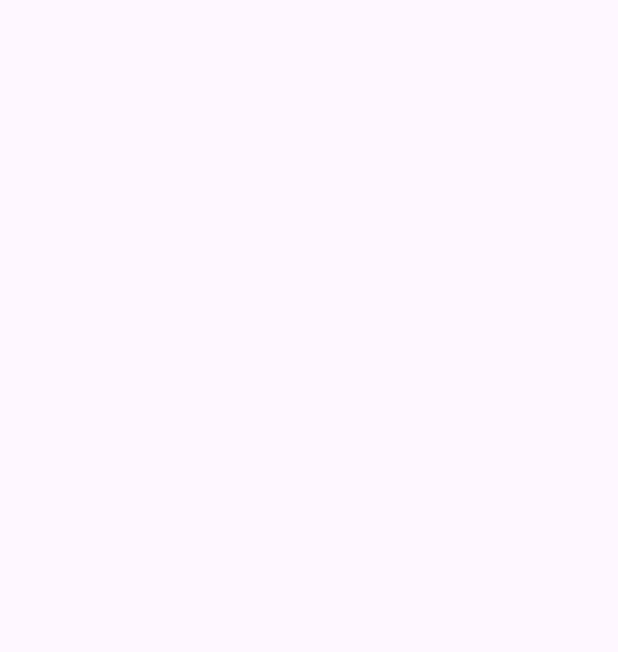
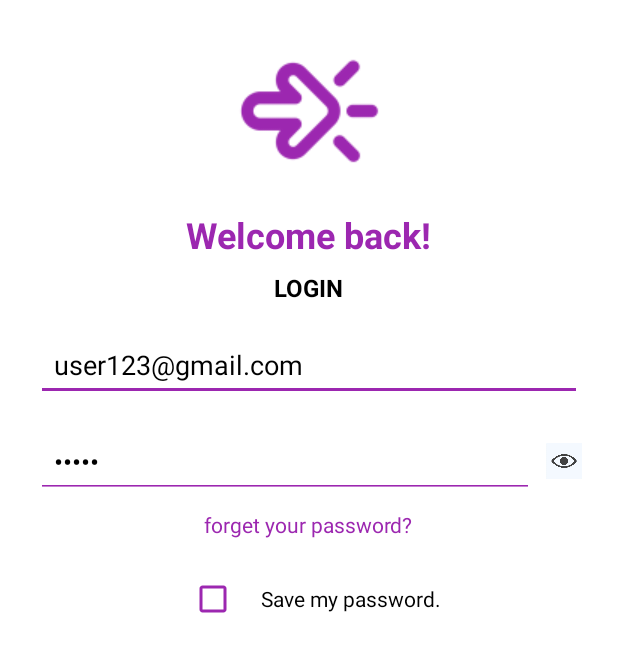
Before and after one commit to dinhminh0307/TikTube, an Android app: the LoginActivity screen opened directly, with no data from a screen before it, on a phone screen of 412 x 824 dp. Before the commit the part shown is empty. Shown: the top 652 px of the screen. Run offline under Robolectric (Android 15) with nearby library versions, the phone set to English and light mode, and no system bars.

Commit message:
feat: ui for the login page

```diff
--- a/app/src/main/java/com/example/tiktube/frontend/login/LoginActivity.java
+++ b/app/src/main/java/com/example/tiktube/frontend/login/LoginActivity.java
@@ -16,10 +16,6 @@ public class LoginActivity extends AppCompatActivity {
         super.onCreate(savedInstanceState);
         EdgeToEdge.enable(this);
         setContentView(R.layout.activity_login);
-        ViewCompat.setOnApplyWindowInsetsListener(findViewById(R.id.main), (v, insets) -> {
-            Insets systemBars = insets.getInsets(WindowInsetsCompat.Type.systemBars());
-            v.setPadding(systemBars.left, systemBars.top, systemBars.right, systemBars.bottom);
-            return insets;
-        });
+
     }
 }
--- a/app/src/main/res/layout/activity_login.xml
+++ b/app/src/main/res/layout/activity_login.xml
@@ -1,11 +1,123 @@
-<?xml version="1.0" encoding="utf-8"?>
-<androidx.constraintlayout.widget.ConstraintLayout
+<ScrollView
     xmlns:android="http://schemas.android.com/apk/res/android"
     xmlns:tools="http://schemas.android.com/tools"
     xmlns:app="http://schemas.android.com/apk/res-auto"
-    android:id="@+id/main"
     android:layout_width="match_parent"
     android:layout_height="match_parent"
+    android:background="@color/white"
     tools:context=".frontend.login.LoginActivity">
 
-  </androidx.constraintlayout.widget.ConstraintLayout>
+  <LinearLayout
+      android:layout_width="match_parent"
+      android:layout_height="wrap_content"
+      android:orientation="vertical"
+      android:gravity="center"
+      android:padding="24dp">
+
+    <!-- Logo -->
+    <ImageView
+        android:id="@+id/logoIcon"
+        android:layout_width="100dp"
+        android:layout_height="100dp"
+        android:src="@drawable/ic_logo"
+    android:tint="@color/purple" />
+
+    <!-- Welcome Back Text -->
+    <TextView
+        android:id="@+id/welcomeText"
+        android:layout_width="wrap_content"
+        android:layout_height="wrap_content"
+        android:text="Welcome back!"
+        android:textSize="24sp"
+        android:textColor="@color/purple"
+        android:layout_marginTop="16dp"
+        android:textStyle="bold" />
+
+    <!-- Login Title -->
+    <TextView
+        android:id="@+id/loginTitle"
+        android:layout_width="wrap_content"
+        android:layout_height="wrap_content"
+        android:text="LOGIN"
+        android:textSize="16sp"
+        android:textColor="@color/black"
+        android:layout_marginTop="8dp"
+        android:textStyle="bold" />
+
+    <!-- Email Input -->
+    <EditText
+        android:id="@+id/emailInput"
+        android:layout_width="match_parent"
+        android:layout_height="wrap_content"
+        android:hint="email"
+        android:inputType="textEmailAddress"
+        android:layout_marginTop="16dp"
+        android:backgroundTint="@color/purple"
+        android:padding="12dp"
+        android:text="user123@gmail.com"
+        android:textColor="@color/black" />
+
+    <!-- Password Input -->
+    <LinearLayout
+        android:layout_width="match_parent"
+        android:layout_height="wrap_content"
+        android:orientation="horizontal"
+        android:gravity="center_vertical"
+        android:layout_marginTop="16dp">
+
+      <EditText
+          android:id="@+id/passwordInput"
+          android:layout_width="0dp"
+          android:layout_weight="1"
+          android:layout_height="wrap_content"
+          android:hint="password"
+          android:inputType="textPassword"
+          android:backgroundTint="@color/purple"
+          android:padding="12dp"
+          android:textColor="@color/black"
+          android:text="•••••" />
+
+      <ImageView
+          android:id="@+id/passwordToggle"
+          android:layout_width="24dp"
+          android:layout_height="24dp"
+          android:src="@drawable/ic_visibility"
+      android:layout_marginStart="8dp" />
+    </LinearLayout>
+
+    <!-- Forgot Password -->
+    <TextView
+        android:id="@+id/forgotPassword"
+        android:layout_width="wrap_content"
+        android:layout_height="wrap_content"
+        android:layout_marginTop="8dp"
+        android:text="forget your password?"
+        android:textColor="@color/purple"
+        android:textSize="14sp" />
+
+    <!-- Save My Password -->
+    <LinearLayout
+        android:layout_width="wrap_content"
+        android:layout_height="wrap_content"
+        android:orientation="horizontal"
+        android:gravity="center_vertical"
+        android:layout_marginTop="16dp">
+
+      <CheckBox
+          android:id="@+id/savePasswordCheckbox"
+          android:layout_width="wrap_content"
+          android:layout_height="wrap_content"
+          android:buttonTint="@color/purple" />
+
+      <TextView
+          android:id="@+id/savePasswordText"
+          android:layout_width="wrap_content"
+          android:layout_height="wrap_content"
+          android:text="Save my password."
+          android:layout_marginStart="8dp"
+          android:textColor="@color/black"
+          android:textSize="14sp" />
+    </LinearLayout>
+
+  </LinearLayout>
+</ScrollView>
```
